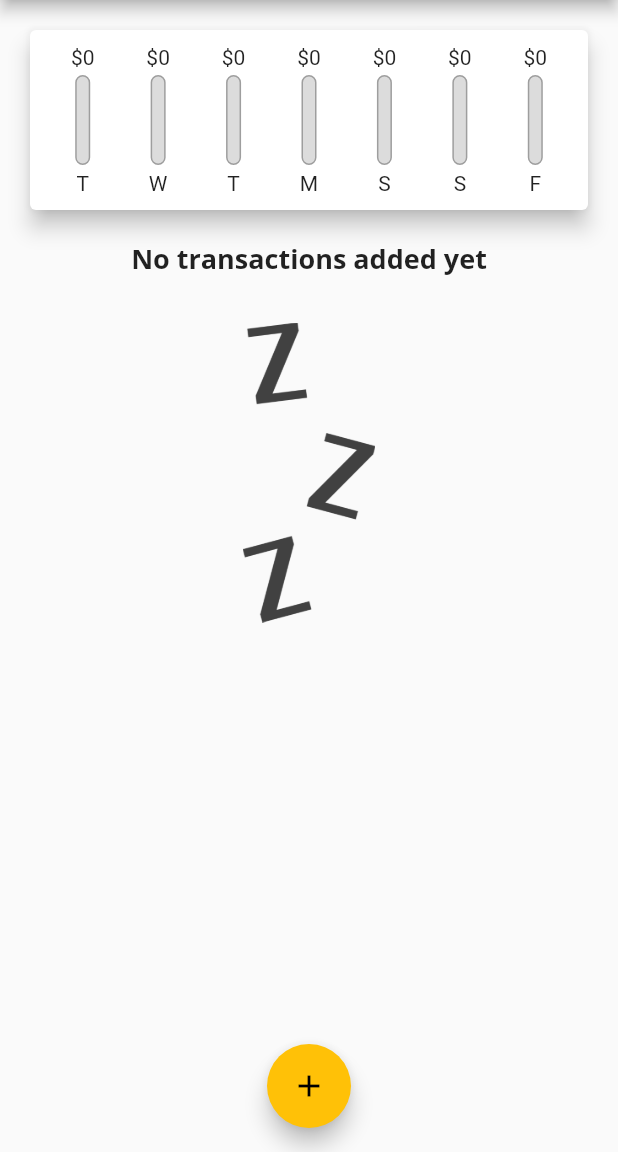
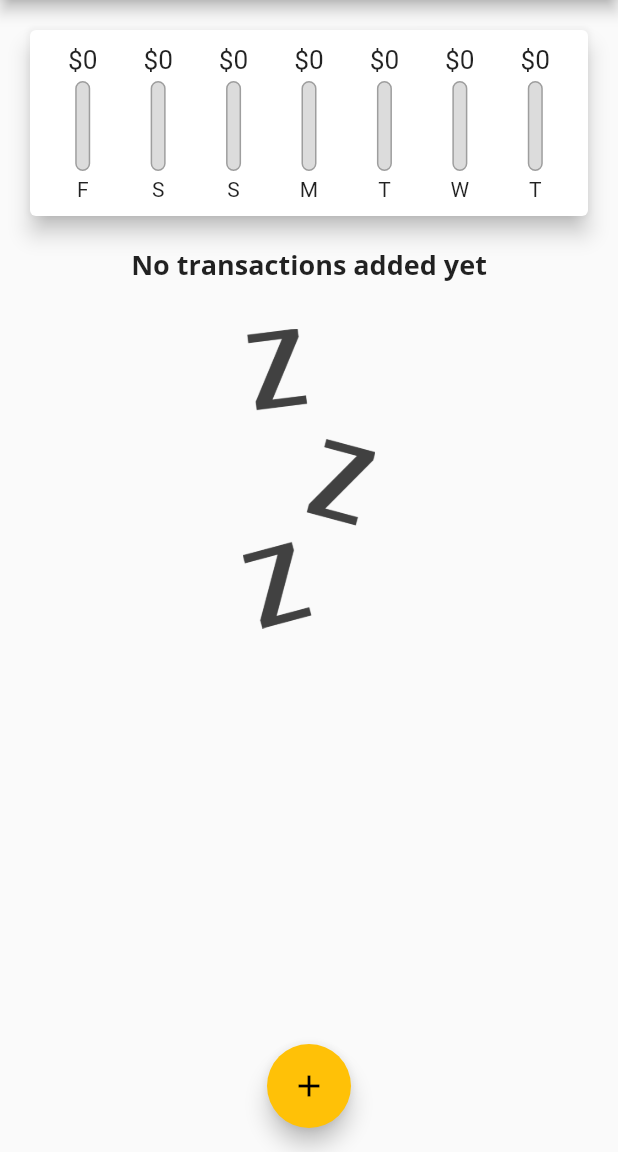
Before and after one commit to dastagg/ACMIND-personal-expenses, a Flutter app: the screen it shows after launch, on a phone screen of 412 x 824 dp, the part 84-1236 px from its top. Run offline on Flutter 3.47's test engine with Material 2 defaults, Android fonts, the phone set to English and light mode, and no system bars.

Commit message:
End of 109.

```diff
--- a/lib/widgets/chart.dart
+++ b/lib/widgets/chart.dart
@@ -23,14 +23,14 @@ class Chart extends StatelessWidget {
           totalSum += recentTransaction[i].amount;
         }
       }
-      print(DateFormat.E().format(weekDay));
-      print(totalSum);
+      // print(DateFormat.E().format(weekDay));
+      // print(totalSum);
 
       return {
         'day': DateFormat.E().format(weekDay).substring(0, 1),
         'amount': totalSum
       };
-    });
+    }).reversed.toList();
   }
 
   double get totalSpending {
@@ -41,7 +41,7 @@ class Chart extends StatelessWidget {
 
   @override
   Widget build(BuildContext context) {
-    print(groupedTransactionValues);
+    // print(groupedTransactionValues);
     return Card(
       elevation: 6,
       margin: const EdgeInsets.all(20.0),
--- a/lib/widgets/chart_bar.dart
+++ b/lib/widgets/chart_bar.dart
@@ -13,10 +13,13 @@ class ChartBar extends StatelessWidget {
   Widget build(BuildContext context) {
     return Column(
       children: [
-        FittedBox(
-          child: Text('\$${spendingAmount.toStringAsFixed(0)}'),
+        Container(
+          height: 20,
+          child: FittedBox(
+            child: Text('\$${spendingAmount.toStringAsFixed(0)}'),
+          ),
         ),
-        SizedBox(
+        const SizedBox(
           height: 4.0,
         ),
         Container(
@@ -43,7 +46,7 @@ class ChartBar extends StatelessWidget {
             ],
           ),
         ),
-        SizedBox(
+        const SizedBox(
           height: 4,
         ),
         Text(label),
```
Also changed, not shown: lib/widgets/transaction_list.dart (+18 -37 lines).
